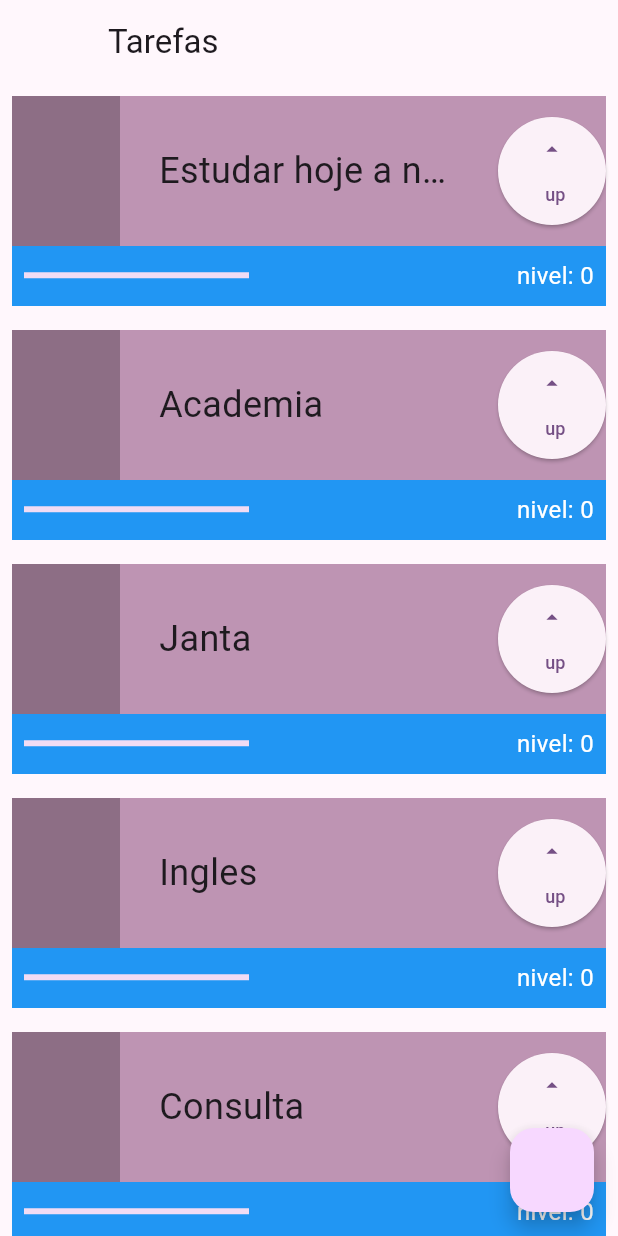
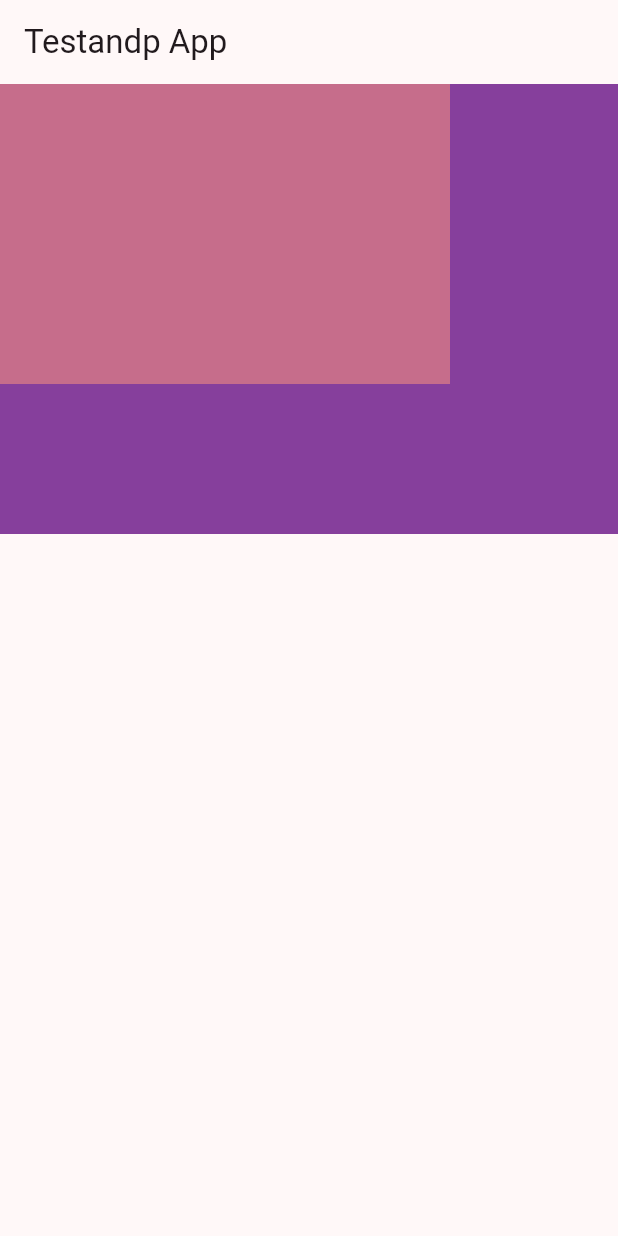
Before and after one commit to DieleCorrea/Primeira-aplicacao-com-Flutter, a Flutter app: the screen it shows after launch, on a phone screen of 412 x 824 dp. Run offline on Flutter 3.47's test engine with Material 2 defaults, Android fonts, the phone set to English and light mode, and no system bars.

Commit message:
inserir container

```diff
--- a/lib/main.dart
+++ b/lib/main.dart
@@ -1,9 +1,12 @@
 import 'package:flutter/material.dart';
+import 'package:segundoapp/revisao.dart';
 
+// void main() {
+//   runApp(const MyApp());
+// }
 void main() {
-  runApp(const MyApp());
+  runApp(revisao());
 }
-
 class MyApp extends StatelessWidget {
   const MyApp({super.key});
 
--- /dev/null
+++ b/lib/revisao.dart
@@ -0,0 +1,49 @@
+import 'package:flutter/material.dart';
+
+ class revisao extends StatelessWidget {
+  const revisao({super.key});
+
+  @override
+  Widget build(BuildContext context) {
+    return MaterialApp(
+      title: 'revisão do que aprendi',
+      theme: ThemeData(
+        colorScheme: ColorScheme.fromSeed(
+              seedColor: Color.fromARGB(255, 158, 102, 134)),
+          useMaterial3: true,
+      ),
+      home: Scaffold(//estrutura do meu app
+        appBar: AppBar
+        (title: Text('Testandp App'),
+         ),
+         body: Column(
+          mainAxisAlignment: MainAxisAlignment.start,
+
+           children: [
+             Container(
+              color: Colors.black38,
+              child: Container(
+                color: Color.fromARGB(255, 134, 63, 156),
+                height: 300,
+                width: 500,
+                child: Stack(
+                  children: [
+                    Container(
+                      alignment: Alignment.topCenter,
+                     color: const Color.fromARGB(255, 198, 109, 139),
+                     height: 200,width: 300,
+
+
+
+                    )
+
+                  ],
+                ),
+              ),
+             ),
+           ],
+         ),
+      )
+    );
+  }
+}
```
Also changed, not shown: 1 other file.
